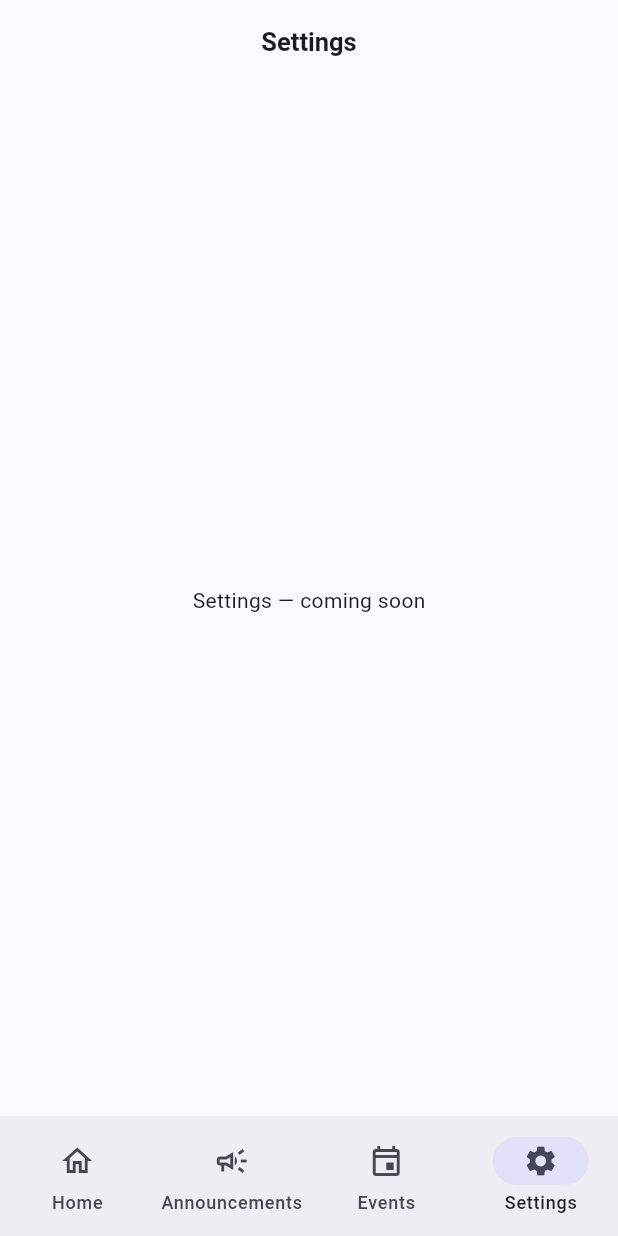
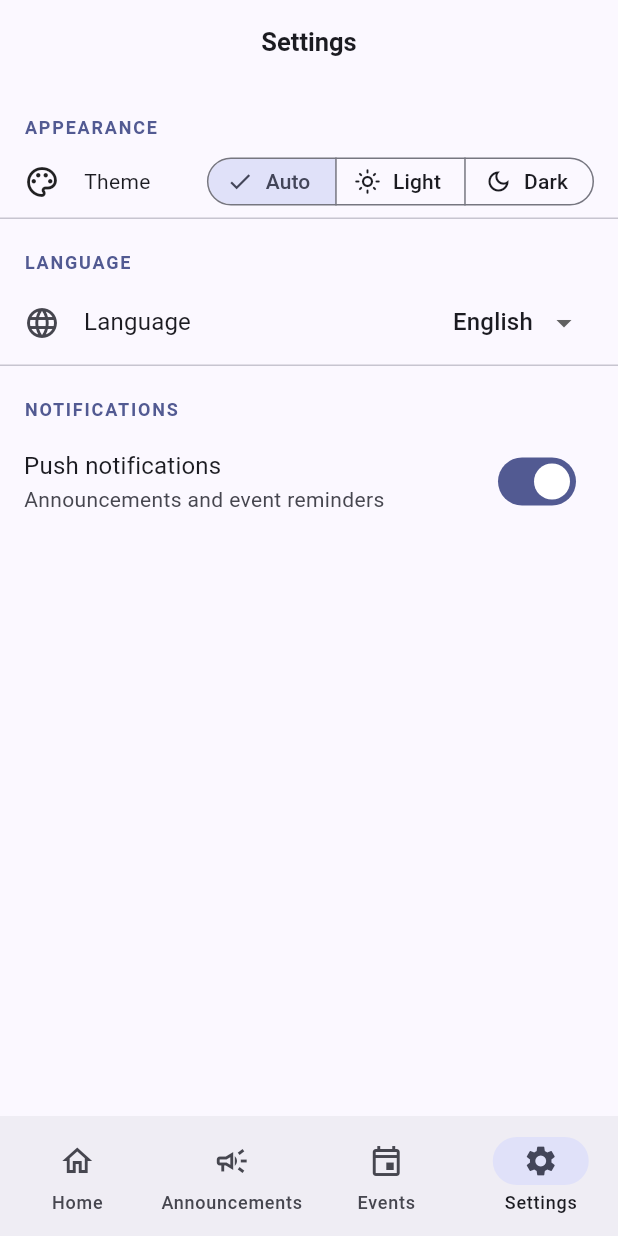
Before and after one commit to Hacenbens/smart_univ, a Flutter app: the SettingsPage screen opened by its route, on a phone screen of 412 x 824 dp. Run offline on Flutter 3.47's test engine with Material 3 defaults, Android fonts, the phone set to English and light mode, and no system bars; our stand-ins replace connectivity_plus, dio, drift, drift_flutter, equatable, flutter_bloc and 3 more; missing offline and left inert: auth0_flutter; accounts and stored records are empty; generated files the repository leaves out were written again.

Commit message:
feat(settings): build Settings screen UI with full BLoC persistence
Add SettingsLanguageChanged and SettingsNotificationsChanged events.
SettingsState now holds themeMode, language, and notificationsEnabled,
all restored from SharedPreferences on cold start. Settings page renders
a SegmentedButton for theme, a DropdownButton for language (en/fr/ar),
and a SwitchListTile for notifications — each dispatching the appropriate
BLoC event on change. Tests cover cold-start restore, per-field
persistence, and field isolation across all three settings.

```diff
--- a/lib/features/settings/presentation/bloc/settings_bloc.dart
+++ b/lib/features/settings/presentation/bloc/settings_bloc.dart
@@ -13,12 +13,15 @@ class SettingsBloc extends Bloc<SettingsEvent, SettingsState> {
       : super(
           SettingsState(
             themeMode: _themeModeFromString(_settings.getThemeMode()),
+            language: _settings.getLanguage(),
+            notificationsEnabled: _settings.getNotificationsEnabled(),
           ),
         ) {
     on<SettingsThemeChanged>(_onThemeChanged);
+    on<SettingsLanguageChanged>(_onLanguageChanged);
+    on<SettingsNotificationsChanged>(_onNotificationsChanged);
   }
 
-  // ThemeMode.name returns 'system' | 'light' | 'dark' — matches storage format.
   Future<void> _onThemeChanged(
     SettingsThemeChanged event,
     Emitter<SettingsState> emit,
@@ -27,6 +30,22 @@ class SettingsBloc extends Bloc<SettingsEvent, SettingsState> {
     emit(state.copyWith(themeMode: event.themeMode));
   }
 
+  Future<void> _onLanguageChanged(
+    SettingsLanguageChanged event,
+    Emitter<SettingsState> emit,
+  ) async {
+    await _settings.setLanguage(event.languageCode);
+    emit(state.copyWith(language: event.languageCode));
+  }
+
+  Future<void> _onNotificationsChanged(
+    SettingsNotificationsChanged event,
+    Emitter<SettingsState> emit,
+  ) async {
+    await _settings.setNotificationsEnabled(event.enabled);
+    emit(state.copyWith(notificationsEnabled: event.enabled));
+  }
+
   static ThemeMode _themeModeFromString(String value) => switch (value) {
         'light' => ThemeMode.light,
         'dark' => ThemeMode.dark,
--- a/lib/features/settings/presentation/bloc/settings_event.dart
+++ b/lib/features/settings/presentation/bloc/settings_event.dart
@@ -15,3 +15,21 @@ final class SettingsThemeChanged extends SettingsEvent {
   @override
   List<Object?> get props => [themeMode];
 }
+
+final class SettingsLanguageChanged extends SettingsEvent {
+  final String languageCode;
+
+  const SettingsLanguageChanged(this.languageCode);
+
+  @override
+  List<Object?> get props => [languageCode];
+}
+
+final class SettingsNotificationsChanged extends SettingsEvent {
+  final bool enabled;
+
+  const SettingsNotificationsChanged(this.enabled);
+
+  @override
+  List<Object?> get props => [enabled];
+}
--- a/lib/features/settings/presentation/bloc/settings_state.dart
+++ b/lib/features/settings/presentation/bloc/settings_state.dart
@@ -2,12 +2,26 @@ part of 'settings_bloc.dart';
 
 final class SettingsState extends Equatable {
   final ThemeMode themeMode;
+  final String language;
+  final bool notificationsEnabled;
 
-  const SettingsState({this.themeMode = ThemeMode.system});
+  const SettingsState({
+    this.themeMode = ThemeMode.system,
+    this.language = 'en',
+    this.notificationsEnabled = true,
+  });
 
-  SettingsState copyWith({ThemeMode? themeMode}) =>
-      SettingsState(themeMode: themeMode ?? this.themeMode);
+  SettingsState copyWith({
+    ThemeMode? themeMode,
+    String? language,
+    bool? notificationsEnabled,
+  }) =>
+      SettingsState(
+        themeMode: themeMode ?? this.themeMode,
+        language: language ?? this.language,
+        notificationsEnabled: notificationsEnabled ?? this.notificationsEnabled,
+      );
 
   @override
-  List<Object?> get props => [themeMode];
+  List<Object?> get props => [themeMode, language, notificationsEnabled];
 }
--- a/lib/features/settings/presentation/pages/settings_page.dart
+++ b/lib/features/settings/presentation/pages/settings_page.dart
@@ -1,13 +1,144 @@
 import 'package:flutter/material.dart';
+import 'package:flutter_bloc/flutter_bloc.dart';
+import 'package:smart_univ/features/settings/presentation/bloc/settings_bloc.dart';
 
 class SettingsPage extends StatelessWidget {
   const SettingsPage({super.key});
+
+  static const _languages = [
+    ('en', 'English'),
+    ('fr', 'Français'),
+    ('ar', 'العربية'),
+  ];
 
   @override
   Widget build(BuildContext context) {
     return Scaffold(
       appBar: AppBar(title: const Text('Settings')),
-      body: const Center(child: Text('Settings — coming soon')),
+      body: BlocBuilder<SettingsBloc, SettingsState>(
+        builder: (context, state) => ListView(
+          children: [
+            _SectionHeader('Appearance'),
+            _ThemeTile(themeMode: state.themeMode),
+            const Divider(height: 1),
+            _SectionHeader('Language'),
+            _LanguageTile(
+              selectedCode: state.language,
+              languages: _languages,
+            ),
+            const Divider(height: 1),
+            _SectionHeader('Notifications'),
+            SwitchListTile(
+              title: const Text('Push notifications'),
+              subtitle: const Text('Announcements and event reminders'),
+              value: state.notificationsEnabled,
+              onChanged: (enabled) => context
+                  .read<SettingsBloc>()
+                  .add(SettingsNotificationsChanged(enabled)),
+            ),
+          ],
+        ),
+      ),
     );
   }
 }
+
+class _SectionHeader extends StatelessWidget {
+  final String title;
+  const _SectionHeader(this.title);
+
+  @override
+  Widget build(BuildContext context) {
+    final cs = Theme.of(context).colorScheme;
+    final tt = Theme.of(context).textTheme;
+    return Padding(
+      padding: const EdgeInsets.fromLTRB(16, 20, 16, 4),
+      child: Text(
+        title.toUpperCase(),
+        style: tt.labelSmall?.copyWith(
+          color: cs.primary,
+          fontWeight: FontWeight.w700,
+          letterSpacing: 1.2,
+        ),
+      ),
+    );
+  }
+}
+
+class _ThemeTile extends StatelessWidget {
+  final ThemeMode themeMode;
+  const _ThemeTile({required this.themeMode});
+
+  @override
+  Widget build(BuildContext context) {
+    return Padding(
+      padding: const EdgeInsets.symmetric(horizontal: 16, vertical: 8),
+      child: Row(
+        children: [
+          const Icon(Icons.palette_outlined),
+          const SizedBox(width: 16),
+          const Expanded(child: Text('Theme')),
+          SegmentedButton<ThemeMode>(
+            segments: const [
+              ButtonSegment(
+                value: ThemeMode.system,
+                icon: Icon(Icons.brightness_auto_outlined, size: 18),
+                label: Text('Auto'),
+              ),
+              ButtonSegment(
+                value: ThemeMode.light,
+                icon: Icon(Icons.light_mode_outlined, size: 18),
+                label: Text('Light'),
+              ),
+              ButtonSegment(
+                value: ThemeMode.dark,
+                icon: Icon(Icons.dark_mode_outlined, size: 18),
+                label: Text('Dark'),
+              ),
+            ],
+            selected: {themeMode},
+            onSelectionChanged: (selected) => context
+                .read<SettingsBloc>()
+                .add(SettingsThemeChanged(selected.first)),
+            style: const ButtonStyle(
+              tapTargetSize: MaterialTapTargetSize.shrinkWrap,
+              visualDensity: VisualDensity.compact,
+            ),
+          ),
+        ],
+      ),
+    );
+  }
+}
+
+class _LanguageTile extends StatelessWidget {
+  final String selectedCode;
+  final List<(String, String)> languages;
+
+  const _LanguageTile({
+    required this.selectedCode,
+    required this.languages,
+  });
+
+  @override
+  Widget build(BuildContext context) {
+    return ListTile(
+      leading: const Icon(Icons.language_outlined),
+      title: const Text('Language'),
+      trailing: DropdownButton<String>(
+        value: selectedCode,
+        underline: const SizedBox.shrink(),
+        items: languages
+            .map((l) => DropdownMenuItem(value: l.$1, child: Text(l.$2)))
+            .toList(),
+        onChanged: (code) {
+          if (code != null) {
+            context
+                .read<SettingsBloc>()
+                .add(SettingsLanguageChanged(code));
+          }
+        },
+      ),
+    );
+  }
+}
```
Also changed, not shown: 1 other file.
